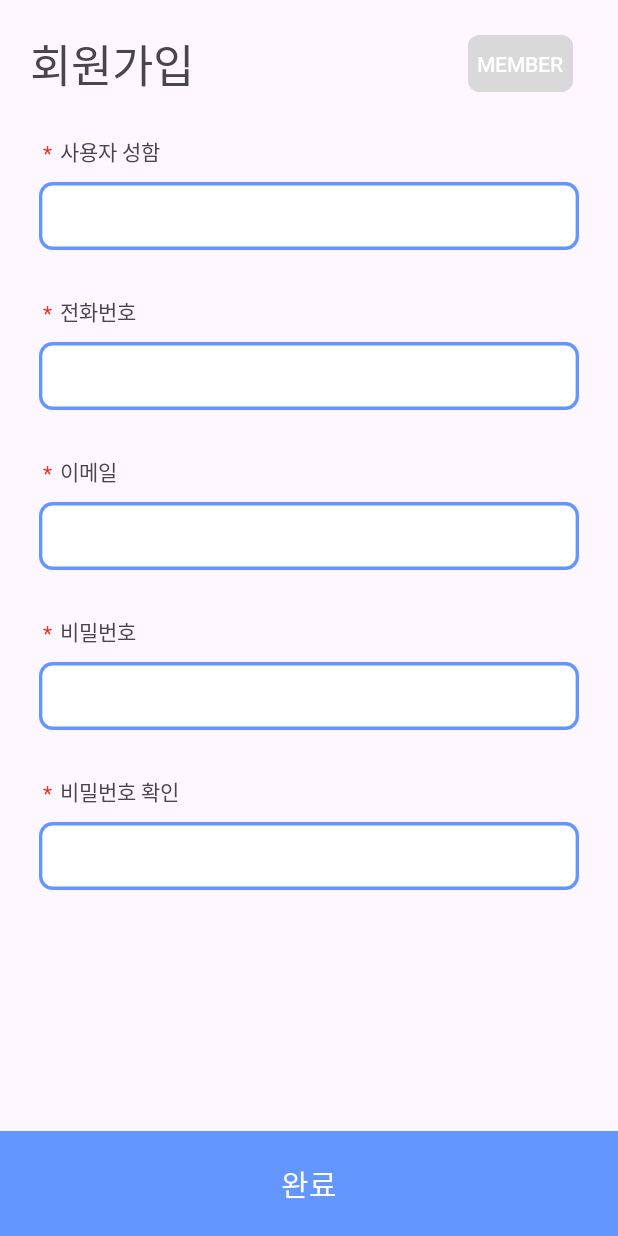
After one commit to Hey0140/HealthCareProject, an Android app: the JoinActivity screen opened directly, with no data from a screen before it, on a phone screen of 412 x 824 dp. The commit adds this screen. Run offline under Robolectric (Android 15) with nearby library versions, the phone set to English and light mode, and no system bars; our stand-ins replace Firebase (no records; nobody signed in at launch, a user with empty details on screens opened directly).

Commit message:
feat: 회원가입페이지제작

```diff
--- a/app/src/main/AndroidManifest.xml
+++ b/app/src/main/AndroidManifest.xml
@@ -13,6 +13,9 @@
         android:theme="@style/Theme.MyJavaApplication"
         tools:targetApi="31">
         <activity
+            android:name=".JoinActivity"
+            android:exported="false" />
+        <activity
             android:name=".MainActivity"
             android:exported="true" />
         <activity
--- /dev/null
+++ b/app/src/main/java/com/example/myjavaapplication/JoinActivity.java
@@ -0,0 +1,144 @@
+package com.example.myjavaapplication;
+
+import androidx.annotation.NonNull;
+import androidx.appcompat.app.AppCompatActivity;
+
+import android.graphics.Paint;
+import android.os.Bundle;
+import android.util.Log;
+import android.view.View;
+import android.widget.Button;
+import android.widget.EditText;
+import android.widget.Toast;
+import android.widget.ToggleButton;
+
+import com.google.android.gms.tasks.OnCompleteListener;
+import com.google.android.gms.tasks.Task;
+import com.google.firebase.auth.ActionCodeSettings;
+import com.google.firebase.auth.AuthResult;
+import com.google.firebase.auth.FirebaseAuth;
+import com.google.firebase.auth.FirebaseUser;
+import com.google.firebase.ktx.Firebase;
+
+public class JoinActivity extends AppCompatActivity implements View.OnClickListener {
+    FirebaseAuth auth;
+    EditText userName;
+    EditText phoneNumber;
+    EditText emailId;
+    EditText password;
+    EditText passwordCheck;
+    Button joinButton;
+    ToggleButton toggleButton;
+
+    String name;
+    String number;
+    String email;
+    String pw;
+    String pwCheck;
+    boolean professional;
+
+    @Override
+    protected void onCreate(Bundle savedInstanceState) {
+        super.onCreate(savedInstanceState);
+        setContentView(R.layout.join_page);
+
+        userName = findViewById(R.id.userName);
+        phoneNumber = findViewById(R.id.userPhoneNumber);
+        emailId = findViewById(R.id.userEmail);
+        password = findViewById(R.id.userPassword);
+        passwordCheck = findViewById(R.id.userPwCheck);
+        joinButton = findViewById(R.id.joinButton);
+        toggleButton = findViewById(R.id.proMemToggle);
+
+
+        joinButton.setOnClickListener(this);
+        toggleButton.setOnClickListener(this);
+
+        toggleButton.setChecked(false);
+        professional = false;
+
+        auth = FirebaseAuth.getInstance();
+    }
+
+    @Override
+    public void onClick(View v) {
+        if(v == joinButton){
+            name = userName.getText().toString();
+            number = phoneNumber.getText().toString();
+            email = emailId.getText().toString();
+            pw = password.getText().toString();
+            pwCheck = passwordCheck.getText().toString();
+            if(name.equals("")){
+                Log.i("join", "username");
+                Toast.makeText(this, "성함을 입력해주세요.", Toast.LENGTH_SHORT).show();
+            } else if (number.equals("")) {
+                Toast.makeText(this, "전화번호를 입력해주세요.", Toast.LENGTH_SHORT).show();
+            } else if (email.equals("")) {
+                Toast.makeText(this, "이메일  입력해주세요.", Toast.LENGTH_SHORT).show();
+            } else if (pw.equals("")) {
+                Toast.makeText(this, "비밀번호를 입력해주세요.", Toast.LENGTH_SHORT).show();
+            } else if (pw.length() < 6) {
+                Toast.makeText(this, "비밀번호는 6자 이상이여야 합니다.", Toast.LENGTH_SHORT).show();
+            } else if (pwCheck.equals("")) {
+                Toast.makeText(this, "비밀번호를 확인해주세요.", Toast.LENGTH_SHORT).show();
+            }
+            else{
+                if(pw.equals(pwCheck)){
+                    auth.createUserWithEmailAndPassword(email, pw)
+                            .addOnCompleteListener(this, new OnCompleteListener<AuthResult>() {
+                                @Override
+                                public void onComplete(@NonNull Task<AuthResult> task) {
+                                    if(task.isSuccessful()){
+                                        signIn(email, pw);
+                                    }
+                                    else{
+                                        Toast.makeText(JoinActivity.this, "이미 존재하는 계정입니다.", Toast.LENGTH_SHORT).show();
+                                    }
+                                }
+                            });
+                    finish();
+                }
+                else{
+                    Toast.makeText(this, "비밀번호가 다릅니다. 확인해주세요.", Toast.LENGTH_SHORT).show();
+                }
+            }
+        }
+        if(v== toggleButton){
+            if(professional == false){
+                professional = true;
+                toggleButton.setChecked(true);
+            }
+            else{
+                professional = false;
+                toggleButton.setChecked(false);
+            }
+        }
+    }
+    public void signIn(String em, String pa){
+        auth.signInWithEmailAndPassword(em, pa)
+                .addOnCompleteListener(this, new OnCompleteListener<AuthResult>() {
+                    @Override
+                    public void onComplete(@NonNull Task<AuthResult> resultTask) {
+                        if(resultTask.isSuccessful()){
+                            Log.d("click", "signInWithEmail:success");
+                            FirebaseUser user = auth.getCurrentUser();
+                            user.sendEmailVerification().addOnCompleteListener(new OnCompleteListener<Void>() {
+                                @Override
+                                public void onComplete(@NonNull Task<Void> sendtask) {
+                                    if(sendtask.isSuccessful()){
+                                        Log.w("click", "signInWithEmail:success");
+                                        Toast.makeText(JoinActivity.this, "Authentication succeed.",
+                                                Toast.LENGTH_SHORT).show();
+                                    }
+                                }
+                            });
+                        }else {
+                            Log.w("click", "signInWithEmail:failure", resultTask.getException());
+                            Toast.makeText(JoinActivity.this, "Authentication failed.",
+                                    Toast.LENGTH_SHORT).show();
+                        }
+                    }
+                });
+    }
+
+}
--- a/app/src/main/java/com/example/myjavaapplication/LoginActivity.java
+++ b/app/src/main/java/com/example/myjavaapplication/LoginActivity.java
@@ -3,7 +3,10 @@ package com.example.myjavaapplication;
 import androidx.annotation.NonNull;
 import androidx.appcompat.app.AppCompatActivity;
 
+import android.app.Activity;
+import android.content.Context;
 import android.content.Intent;
+import android.graphics.Paint;
 import android.net.Uri;
 import android.os.Bundle;
 import android.util.Log;
@@ -11,6 +14,7 @@ import android.view.View;
 import android.widget.Button;
 import android.widget.CheckBox;
 import android.widget.EditText;
+import android.widget.TextView;
 import android.widget.Toast;
 
 import com.google.android.gms.auth.api.signin.GoogleSignIn;
@@ -45,6 +49,8 @@ public class LoginActivity extends AppCompatActivity implements View.OnClickList
     CheckBox memCheckBox;
     EditText idText, pwText;
     Button loginButton, googleButton;
+    TextView loginJoin;
+    TextView loginFindOrPw;
 
     String email = "";
     String password = "";
@@ -64,6 +70,8 @@ public class LoginActivity extends AppCompatActivity implements View.OnClickList
         loginButton = findViewById(R.id.loginButton);
         proCheckBox = findViewById(R.id.professCheckBox);
         memCheckBox = findViewById(R.id.basicCheckBox);
+        loginJoin = findViewById(R.id.loginJoin);
+        loginFindOrPw = findViewById(R.id.loginFindIdOrPw);
 
         auth = FirebaseAuth.getInstance();
 
@@ -77,6 +85,8 @@ public class LoginActivity extends AppCompatActivity implements View.OnClickList
         googleButton.setOnClickListener(this);
         proCheckBox.setOnClickListener(this);
         memCheckBox.setOnClickListener(this);
+        loginJoin.setOnClickListener(this);
+        loginFindOrPw.setOnClickListener(this);
     }
 
 
@@ -99,10 +109,16 @@ public class LoginActivity extends AppCompatActivity implements View.OnClickList
                             @Override
                             public void onComplete(@NonNull Task<AuthResult> task) {
                                 if(task.isSuccessful()){
-                                    Toast.makeText(LoginActivity.this, "로그인 성공", Toast.LENGTH_LONG).show();
-                                    Intent intent = new Intent(getApplicationContext(), MainActivity.class);
-                                    intent.putExtra("email", email);
-                                    startActivity(intent);
+                                    FirebaseUser user = auth.getCurrentUser();
+                                    if(user.isEmailVerified()){
+                                        Toast.makeText(LoginActivity.this, "로그인 성공", Toast.LENGTH_LONG).show();
+                                        Intent intent = new Intent(getApplicationContext(), MainActivity.class);
+                                        intent.putExtra("email", email);
+                                        startActivity(intent);
+                                    }
+                                    else{
+                                        Toast.makeText(LoginActivity.this, "이메일 인증 중입니다. 이메일을 인증해주세요.", Toast.LENGTH_LONG).show();
+                                    }
                                 }
                                 else{
                                     Toast.makeText(LoginActivity.this, "아이디 또는 패스워드가 일치하지 않습니다.", Toast.LENGTH_LONG).show();
@@ -135,6 +151,13 @@ public class LoginActivity extends AppCompatActivity implements View.OnClickList
             else {
                 Toast.makeText(LoginActivity.this, "의사 회원인지 일반 회원인지 선택해주세요.", Toast.LENGTH_LONG).show();
             }
+        }
+        if(v == loginJoin){
+            Context context = LoginActivity.this;
+            goNextActivity(context, JoinActivity.class);
+        }
+        if(v == loginFindOrPw){
+
         }
     }
 
@@ -211,4 +234,11 @@ public class LoginActivity extends AppCompatActivity implements View.OnClickList
             proCheckBox.setChecked(false);
         }
     }
+
+    public static void goNextActivity(Context context, Class<? extends Activity> activityClass) {
+        Intent intent = new Intent(context, activityClass);
+        context.startActivity(intent);
+    }
+
+
 }
--- a/app/src/main/java/com/example/myjavaapplication/MainActivity.java
+++ b/app/src/main/java/com/example/myjavaapplication/MainActivity.java
@@ -46,7 +46,6 @@ public class MainActivity extends AppCompatActivity {
 
         Intent intent = new Intent(this.getIntent());
         email = intent.getStringExtra("email");
-
         FragmentTransaction transaction = fmanager.beginTransaction();
 
         transaction.replace(R.id.mainFragmentLayout, homeFragment).commitAllowingStateLoss();
--- /dev/null
+++ b/app/src/main/java/com/example/myjavaapplication/UserMedia.java
@@ -0,0 +1,41 @@
+package com.example.myjavaapplication;
+
+public class UserMedia {
+    private String email;
+    private String name;
+    private String phoneNumber;
+    private boolean professional;
+
+    public String getEmail() {
+        return email;
+    }
+
+    public String getName(){
+        return name;
+    }
+
+    public String getPhoneNumber() {
+        return phoneNumber;
+    }
+
+    public boolean isProfessional() {
+        return professional;
+    }
+
+
+    public void setEmail(String email) {
+        this.email = email;
+    }
+
+    public void setName(String name) {
+        this.name = name;
+    }
+
+    public void setPhoneNumber(String phoneNumber) {
+        this.phoneNumber = phoneNumber;
+    }
+
+    public void setProfessional(boolean professional) {
+        this.professional = professional;
+    }
+}
--- /dev/null
+++ b/app/src/main/res/drawable/join_toggle.xml
@@ -0,0 +1,7 @@
+<?xml version="1.0" encoding="utf-8"?>
+<selector xmlns:android="http://schemas.android.com/apk/res/android">
+    <item android:state_checked="false"
+        android:drawable="@drawable/join_toggle_mem" />
+    <item android:state_checked="true"
+        android:drawable="@drawable/join_toggle_pro" />
+</selector>
--- /dev/null
+++ b/app/src/main/res/drawable/join_toggle_mem.xml
@@ -0,0 +1,24 @@
+<?xml version="1.0" encoding="utf-8"?>
+<vector
+    xmlns:android="http://schemas.android.com/apk/res/android"
+    xmlns:aapt="http://schemas.android.com/aapt"
+    android:width="70dp"
+    android:height="40dp"
+    android:viewportWidth="70"
+    android:viewportHeight="40"
+    >
+    <group>
+        <clip-path
+            android:pathData="M8 0H62C66.4183 0 70 3.58172 70 8V32C70 36.4183 66.4183 40 62 40H8C3.58172 40 0 36.4183 0 32V8C0 3.58172 3.58172 0 8 0Z"
+            />
+        <path
+            android:pathData="M0 0V40H70V0"
+            android:fillColor="#d9d9d9"
+            />
+        <path
+            android:pathData="M8 0H62C66.4183 0 70 3.58172 70 8V32C70 36.4183 66.4183 40 62 40H8C3.58172 40 0 36.4183 0 32V8C0 3.58172 3.58172 0 8 0Z"
+            android:strokeWidth="4"
+            android:strokeColor="#d9d9d9"
+            />
+    </group>
+</vector>
--- /dev/null
+++ b/app/src/main/res/drawable/join_toggle_pro.xml
@@ -0,0 +1,24 @@
+<?xml version="1.0" encoding="utf-8"?>
+<vector
+    xmlns:android="http://schemas.android.com/apk/res/android"
+    xmlns:aapt="http://schemas.android.com/aapt"
+    android:width="70dp"
+    android:height="40dp"
+    android:viewportWidth="70"
+    android:viewportHeight="40"
+    >
+    <group>
+        <clip-path
+            android:pathData="M8 0H62C66.4183 0 70 3.58172 70 8V32C70 36.4183 66.4183 40 62 40H8C3.58172 40 0 36.4183 0 32V8C0 3.58172 3.58172 0 8 0Z"
+            />
+        <path
+            android:pathData="M0 0V40H70V0"
+            android:fillColor="@color/skyblue"
+            />
+        <path
+            android:pathData="M8 0H62C66.4183 0 70 3.58172 70 8V32C70 36.4183 66.4183 40 62 40H8C3.58172 40 0 36.4183 0 32V8C0 3.58172 3.58172 0 8 0Z"
+            android:strokeWidth="4"
+            android:strokeColor="@color/skyblue"
+            />
+    </group>
+</vector>
--- /dev/null
+++ b/app/src/main/res/drawable/join_write_box.xml
@@ -0,0 +1,24 @@
+<?xml version="1.0" encoding="utf-8"?>
+<vector
+    xmlns:android="http://schemas.android.com/apk/res/android"
+    xmlns:aapt="http://schemas.android.com/aapt"
+    android:width="400dp"
+    android:height="50dp"
+    android:viewportWidth="400"
+    android:viewportHeight="50"
+    >
+    <group>
+        <clip-path
+            android:pathData="M10 0H390C395.523 0 400 4.47715 400 10V40C400 45.5228 395.523 50 390 50H10C4.47715 50 0 45.5228 0 40V10C0 4.47715 4.47715 0 10 0Z"
+            />
+        <path
+            android:pathData="M0 0V50H400V0"
+            android:fillColor="@color/white"
+            />
+        <path
+            android:pathData="M10 0H390C395.523 0 400 4.47715 400 10V40C400 45.5228 395.523 50 390 50H10C4.47715 50 0 45.5228 0 40V10C0 4.47715 4.47715 0 10 0Z"
+            android:strokeWidth="5"
+            android:strokeColor="@color/skyblue"
+            />
+    </group>
+</vector>
--- /dev/null
+++ b/app/src/main/res/layout/join_page.xml
@@ -0,0 +1,283 @@
+<?xml version="1.0" encoding="utf-8"?>
+<androidx.constraintlayout.widget.ConstraintLayout xmlns:android="http://schemas.android.com/apk/res/android"
+    xmlns:app="http://schemas.android.com/apk/res-auto"
+    xmlns:tools="http://schemas.android.com/tools"
+    android:layout_width="match_parent"
+    android:layout_height="match_parent"
+    tools:context=".JoinActivity">
+
+    <TextView
+        android:id="@+id/JoinPageTitle"
+        android:layout_width="match_parent"
+        android:layout_height="40dp"
+        android:layout_marginLeft="20dp"
+        android:layout_marginTop="20dp"
+        android:text="회원가입"
+        android:textSize="30dp"
+        app:layout_constraintLeft_toLeftOf="parent"
+        app:layout_constraintTop_toTopOf="parent" />
+
+    <ToggleButton
+        android:id="@+id/proMemToggle"
+        android:layout_width="70dp"
+        android:layout_height="38dp"
+        app:layout_constraintRight_toRightOf="parent"
+        app:layout_constraintTop_toTopOf="parent"
+        android:layout_marginRight="30dp"
+        android:layout_marginTop="23dp"
+        android:textSize="14dp"
+        android:textOn="pro"
+        android:textOff="member"
+        android:textColor="@color/white"
+        android:background="@drawable/join_toggle"
+        />
+
+    <TextView
+        android:id="@+id/userNameTitle"
+        android:layout_width="wrap_content"
+        android:layout_height="wrap_content"
+        android:layout_marginLeft="40dp"
+        android:layout_marginTop="30dp"
+        android:text="사용자 성함"
+        android:textSize="14dp"
+        app:layout_constraintLeft_toLeftOf="parent"
+        app:layout_constraintTop_toBottomOf="@id/JoinPageTitle" />
+
+    <TextView
+        android:layout_width="wrap_content"
+        android:layout_height="wrap_content"
+        android:layout_marginTop="2dp"
+        android:layout_marginRight="5dp"
+        android:text="*"
+        android:textColor="@color/red"
+        app:layout_constraintRight_toLeftOf="@id/userNameTitle"
+        app:layout_constraintTop_toTopOf="@id/userNameTitle" />
+
+    <View
+        android:id="@+id/userNameBox"
+        android:layout_width="360dp"
+        android:layout_height="45dp"
+        android:layout_marginLeft="20dp"
+        android:layout_marginTop="10dp"
+        android:layout_marginRight="20dp"
+        android:background="@drawable/join_write_box"
+        app:layout_constraintLeft_toLeftOf="parent"
+        app:layout_constraintRight_toRightOf="parent"
+        app:layout_constraintTop_toBottomOf="@id/userNameTitle" />
+
+    <EditText
+        android:id="@+id/userName"
+        android:layout_width="334dp"
+        android:layout_height="40dp"
+        android:layout_marginLeft="13dp"
+        android:layout_marginRight="20dp"
+        android:layout_marginBottom="3dp"
+        android:background="@null"
+        android:inputType="text"
+        android:textSize="17dp"
+        app:layout_constraintBottom_toBottomOf="@id/userNameBox"
+        app:layout_constraintLeft_toLeftOf="@id/userNameBox" />
+
+    <TextView
+        android:id="@+id/userPhoneNumberTitle"
+        android:layout_width="wrap_content"
+        android:layout_height="wrap_content"
+        android:layout_marginLeft="40dp"
+        android:layout_marginTop="30dp"
+        android:text="전화번호"
+        android:textSize="14dp"
+        app:layout_constraintLeft_toLeftOf="parent"
+        app:layout_constraintTop_toBottomOf="@id/userNameBox" />
+
+    <TextView
+        android:layout_width="wrap_content"
+        android:layout_height="wrap_content"
+        android:layout_marginTop="2dp"
+        android:layout_marginRight="5dp"
+        android:text="*"
+        android:textColor="@color/red"
+        app:layout_constraintRight_toLeftOf="@id/userPhoneNumberTitle"
+        app:layout_constraintTop_toTopOf="@id/userPhoneNumberTitle" />
+
+    <View
+        android:id="@+id/userPhoneNumberBox"
+        android:layout_width="360dp"
+        android:layout_height="45dp"
+        android:layout_marginLeft="20dp"
+        android:layout_marginTop="10dp"
+        android:layout_marginRight="20dp"
+        android:background="@drawable/join_write_box"
+        app:layout_constraintLeft_toLeftOf="parent"
+        app:layout_constraintRight_toRightOf="parent"
+        app:layout_constraintTop_toBottomOf="@id/userPhoneNumberTitle" />
+
+    <EditText
+        android:id="@+id/userPhoneNumber"
+        android:layout_width="334dp"
+        android:layout_height="40dp"
+        android:layout_marginLeft="13dp"
+        android:layout_marginRight="20dp"
+        android:layout_marginBottom="3dp"
+        android:background="@null"
+        android:inputType="number"
+        android:textSize="17dp"
+        app:layout_constraintBottom_toBottomOf="@id/userPhoneNumberBox"
+        app:layout_constraintLeft_toLeftOf="@id/userPhoneNumberBox" />
+
+
+    <TextView
+        android:id="@+id/userEmailTitle"
+        android:layout_width="wrap_content"
+        android:layout_height="wrap_content"
+        android:layout_marginLeft="40dp"
+        android:layout_marginTop="30dp"
+        android:text="이메일"
+        android:textSize="14dp"
+        app:layout_constraintLeft_toLeftOf="parent"
+        app:layout_constraintTop_toBottomOf="@id/userPhoneNumberBox" />
+
+    <TextView
+        android:layout_width="wrap_content"
+        android:layout_height="wrap_content"
+        android:layout_marginTop="2dp"
+        android:layout_marginRight="5dp"
+        android:text="*"
+        android:textColor="@color/red"
+        app:layout_constraintRight_toLeftOf="@id/userEmailTitle"
+        app:layout_constraintTop_toTopOf="@id/userEmailTitle" />
+
+    <View
+        android:id="@+id/userEmailBox"
+        android:layout_width="360dp"
+        android:layout_height="45dp"
+        android:layout_marginLeft="20dp"
+        android:layout_marginTop="10dp"
+        android:layout_marginRight="20dp"
+        android:background="@drawable/join_write_box"
+        app:layout_constraintLeft_toLeftOf="parent"
+        app:layout_constraintRight_toRightOf="parent"
+        app:layout_constraintTop_toBottomOf="@id/userEmailTitle" />
+
+    <EditText
+        android:id="@+id/userEmail"
+        android:layout_width="334dp"
+        android:layout_height="40dp"
+        android:layout_marginLeft="13dp"
+        android:layout_marginRight="20dp"
+        android:layout_marginBottom="3dp"
+        android:background="@null"
+        android:inputType="text"
+        android:textSize="17dp"
+        app:layout_constraintBottom_toBottomOf="@id/userEmailBox"
+        app:layout_constraintLeft_toLeftOf="@id/userEmailBox" />
+
+
+
+    <TextView
+        android:id="@+id/userPasswordTitle"
+        android:layout_width="wrap_content"
+        android:layout_height="wrap_content"
+        android:layout_marginLeft="40dp"
+        android:layout_marginTop="30dp"
+        android:text="비밀번호"
+        android:textSize="14dp"
+        app:layout_constraintLeft_toLeftOf="parent"
+        app:layout_constraintTop_toBottomOf="@id/userEmailBox" />
+
+    <TextView
+        android:layout_width="wrap_content"
+        android:layout_height="wrap_content"
+        android:layout_marginTop="2dp"
+        android:layout_marginRight="5dp"
+        android:text="*"
+        android:textColor="@color/red"
+        app:layout_constraintRight_toLeftOf="@id/userPasswordTitle"
+        app:layout_constraintTop_toTopOf="@id/userPasswordTitle" />
+
+    <View
+        android:id="@+id/userPasswordBox"
+        android:layout_width="360dp"
+        android:layout_height="45dp"
+        android:layout_marginLeft="20dp"
+        android:layout_marginTop="10dp"
+        android:layout_marginRight="20dp"
+        android:background="@drawable/join_write_box"
+        app:layout_constraintLeft_toLeftOf="parent"
+        app:layout_constraintRight_toRightOf="parent"
+        app:layout_constraintTop_toBottomOf="@id/userPasswordTitle" />
+
+    <EditText
+        android:id="@+id/userPassword"
+        android:layout_width="334dp"
+        android:layout_height="40dp"
+        android:layout_marginLeft="13dp"
+        android:layout_marginRight="20dp"
+        android:layout_marginBottom="3dp"
+        android:background="@null"
+        android:inputType="textPassword"
+        android:textSize="17dp"
+        app:layout_constraintBottom_toBottomOf="@id/userPasswordBox"
+        app:layout_constraintLeft_toLeftOf="@id/userPasswordBox" />
+
+
+
+    <TextView
+        android:id="@+id/userPwCheckTitle"
+        android:layout_width="wrap_content"
+        android:layout_height="wrap_content"
+        android:layout_marginLeft="40dp"
+        android:layout_marginTop="30dp"
+        android:text="비밀번호 확인"
+        android:textSize="14dp"
+        app:layout_constraintLeft_toLeftOf="parent"
+        app:layout_constraintTop_toBottomOf="@id/userPasswordBox" />
+
+    <TextView
+        android:layout_width="wrap_content"
+        android:layout_height="wrap_content"
+        android:layout_marginTop="2dp"
+        android:layout_marginRight="5dp"
+        android:text="*"
+        android:textColor="@color/red"
+        app:layout_constraintRight_toLeftOf="@id/userPwCheckTitle"
+        app:layout_constraintTop_toTopOf="@id/userPwCheckTitle" />
+
+    <View
+        android:id="@+id/userPwCheckBox"
+        android:layout_width="360dp"
+        android:layout_height="45dp"
+        android:layout_marginLeft="20dp"
+        android:layout_marginTop="10dp"
+        android:layout_marginRight="20dp"
+        android:background="@drawable/join_write_box"
+        app:layout_constraintLeft_toLeftOf="parent"
+        app:layout_constraintRight_toRightOf="parent"
+        app:layout_constraintTop_toBottomOf="@id/userPwCheckTitle" />
+
+    <EditText
+        android:id="@+id/userPwCheck"
+        android:layout_width="334dp"
+        android:layout_height="40dp"
+        android:layout_marginLeft="13dp"
+        android:layout_marginRight="20dp"
+        android:layout_marginBottom="3dp"
+        android:background="@null"
+        android:inputType="textPassword"
+        android:textSize="17dp"
+        app:layout_constraintBottom_toBottomOf="@id/userPwCheckBox"
+        app:layout_constraintLeft_toLeftOf="@id/userPwCheckBox" />
+
+
+
+    <androidx.appcompat.widget.AppCompatButton
+        android:id="@+id/joinButton"
+        android:layout_width="match_parent"
+        android:layout_height="70dp"
+        app:layout_constraintBottom_toBottomOf="parent"
+        android:background="@color/skyblue"
+        android:text="완료"
+        android:textSize="20dp"
+        android:textColor="@color/white"
+        />
+
+</androidx.constraintlayout.widget.ConstraintLayout>
--- a/app/src/main/res/values/colors.xml
+++ b/app/src/main/res/values/colors.xml
@@ -10,4 +10,5 @@
     <color name="skyblue">#6496FF</color>
     <color name="pointblue">#8EB6F8</color>
     <color name="whitegray">#E7E6E6</color>
+    <color name="red">#e8301c</color>
 </resources>
```
Also changed, not shown: app/build.gradle (+8 -0 lines), app/src/main/res/layout/login_page.xml (+0 -7 lines).
